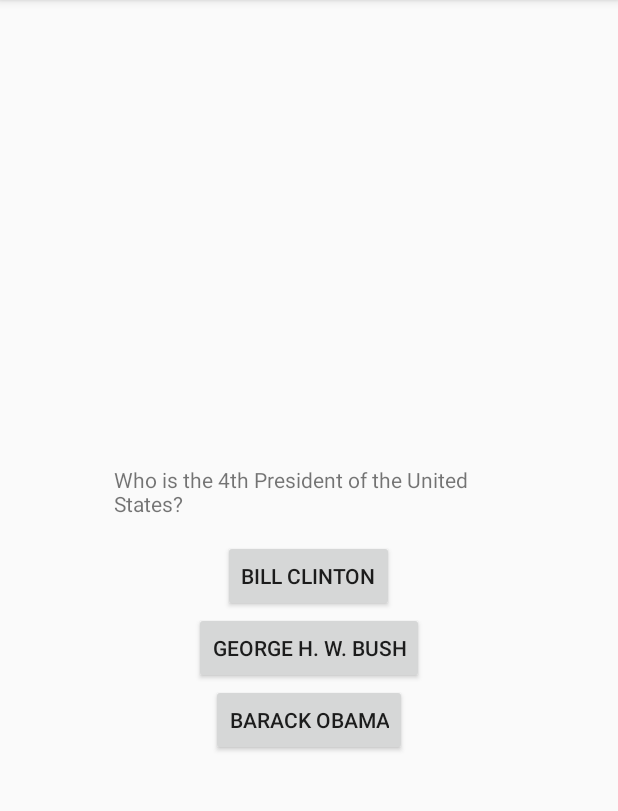
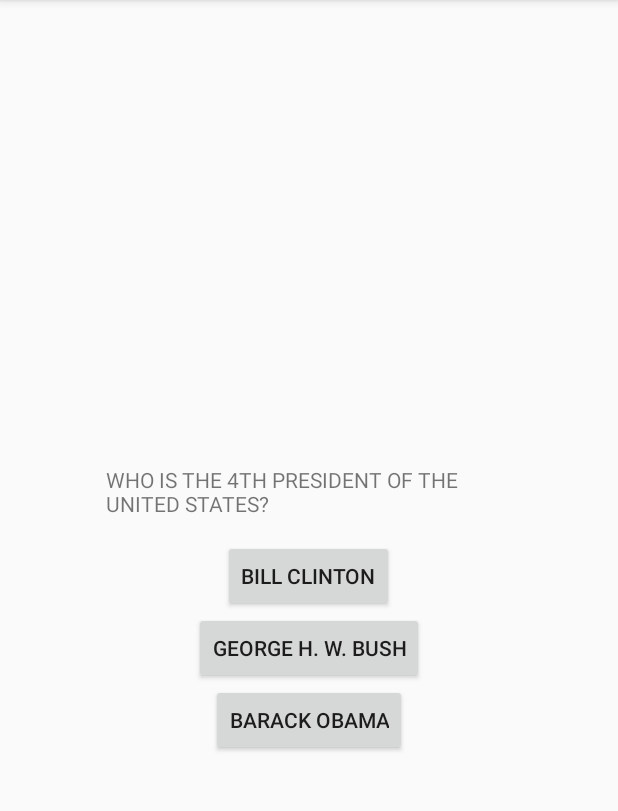
Before and after one commit to AlynMing/flashcard-1, an Android app: the screen it shows after launch (MainActivity), on a phone screen of 412 x 824 dp, the part 84-895 px from its top. Run offline under Robolectric (Android 15) with nearby library versions, the phone set to English and light mode, and no system bars.

```diff
--- a/app/src/main/java/com/example/flashcard/MainActivity.java
+++ b/app/src/main/java/com/example/flashcard/MainActivity.java
@@ -40,7 +40,7 @@ public class MainActivity extends AppCompatActivity {
         handler.postDelayed(new Runnable() {
             @Override
             public void run() {
-             //Do somthing after 100ms
+                //Do somthing after 100ms
             }
         },100);
     }
--- a/app/src/main/res/layout/activity_main.xml
+++ b/app/src/main/res/layout/activity_main.xml
@@ -7,18 +7,17 @@
     tools:context=".MainActivity">
 
     <TextView
-        android:layout_width="260sp"
+        android:layout_width="270sp"
         android:layout_height="50sp"
-        android:text="Who is the 4th President of the United States?"
+        android:layout_above="@id/ans1"
         android:layout_centerHorizontal="true"
-        android:layout_above="@id/ans1"
-        />
+        android:text="@string/who_is_the_4th_president_of_the_united_states" />
 
     <Button
         android:id="@+id/ans1"
         android:layout_width="wrap_content"
         android:layout_height="wrap_content"
-        android:text="Bill Clinton"
+        android:text="@string/bill_clinton"
         android:layout_centerVertical="true"
         android:layout_centerHorizontal="true" />
 
@@ -26,7 +25,7 @@
         android:id="@+id/ans2"
         android:layout_width="wrap_content"
         android:layout_height="wrap_content"
-        android:text="George H. W. Bush"
+        android:text="@string/george_h_w_bush"
         android:layout_below="@id/ans1"
         android:layout_centerHorizontal="true" />
 
--- a/app/src/main/res/values/strings.xml
+++ b/app/src/main/res/values/strings.xml
@@ -5,5 +5,8 @@
     <string name = "answer2"></string>
     <string name = "answer3"></string>
     <string name = "answer4"></string>
+    <string name="george_h_w_bush">George H. W. Bush</string>
+    <string name="who_is_the_4th_president_of_the_united_states">WHO IS THE 4TH PRESIDENT OF THE UNITED STATES?</string>
+    <string name="bill_clinton">Bill Clinton</string>
 
 </resources>
```
Also changed, not shown: 1 other file.
